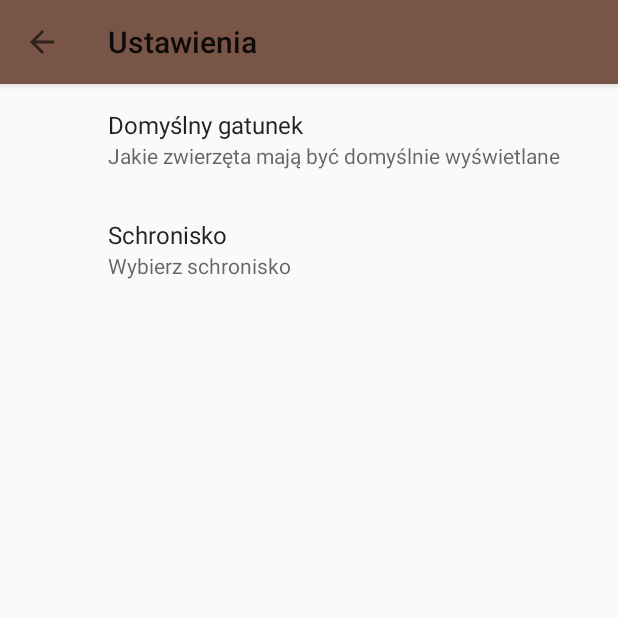
After one commit to DroiDevs-PL/Psiak, an Android app: the SettingsFragment screen opened directly, with no data from a screen before it, on a phone screen of 412 x 824 dp, the top half of it. The commit adds this screen. Run offline under Robolectric (Android 15) with nearby library versions, the phone set to English and light mode, and no system bars; our stand-ins replace ButterKnife, androidx.preference.

Commit message:
Add settings

```diff
--- a/app/build.gradle
+++ b/app/build.gradle
@@ -42,6 +42,7 @@ dependencies {
     implementation 'com.android.support:design:27.0.2'
     implementation 'com.android.support:appcompat-v7:27.0.2'
     implementation 'com.android.support:cardview-v7:27.0.2'
+    implementation 'com.android.support:preference-v7:27.0.2'
     implementation 'com.google.code.gson:gson:2.8.2'
 
     implementation 'com.github.sujithkanna:smileyrating:1.6.8'
--- a/app/src/main/java/com/example/android/psiak/data/network/FirebaseRepository.java
+++ b/app/src/main/java/com/example/android/psiak/data/network/FirebaseRepository.java
@@ -1,5 +1,6 @@
 package com.example.android.psiak.data.network;
 
+import com.example.android.psiak.model.AnimalType;
 import com.example.android.psiak.model.DogFirebase;
 import com.example.android.psiak.ui.main.FirebaseDataListener;
 import com.google.firebase.database.DataSnapshot;
@@ -154,6 +155,11 @@ public class FirebaseRepository implements Repository.Firebase<DogFirebase> {
         return dogs;
     }
 
+    @Override
+    public ArrayList<DogFirebase> getCachedAnimals(AnimalType animalType, String shelter_name) {
+        return null;
+    }
+
     // endregion
 
 }
--- a/app/src/main/java/com/example/android/psiak/data/network/Repository.java
+++ b/app/src/main/java/com/example/android/psiak/data/network/Repository.java
@@ -1,5 +1,6 @@
 package com.example.android.psiak.data.network;
 
+import com.example.android.psiak.model.AnimalType;
 import com.example.android.psiak.ui.main.FirebaseDataListener;
 import com.example.android.psiak.model.DogFirebase;
 
@@ -76,6 +77,7 @@ public interface Repository {
 
         ArrayList<DogFirebase> getCachedDogs();
 
+        ArrayList<DogFirebase> getCachedAnimals(AnimalType animalType, String shelter_name);
     }
 
     interface LocalRepository {
--- a/app/src/main/java/com/example/android/psiak/ui/main/MainContract.java
+++ b/app/src/main/java/com/example/android/psiak/ui/main/MainContract.java
@@ -1,5 +1,6 @@
 package com.example.android.psiak.ui.main;
 
+import com.example.android.psiak.model.AnimalType;
 import com.example.android.psiak.model.DogFirebase;
 import com.example.android.psiak.ui.base.MvpPresenter;
 import com.example.android.psiak.ui.base.MvpView;
@@ -20,10 +21,14 @@ public interface MainContract {
     interface Presenter<V extends MvpView> extends MvpPresenter<V> {
         void getAllDogs();
         void getSortedDogs(String fieldName);
+        void getAnimalsForShelter(AnimalType animalType,String shelterName);
+        void getAllAnimals(AnimalType animalType);
         void addNewFavouriteDog(DogFirebase dogFirebase);
         void addNewDog(DogFirebase dogFirebase);
 
         String generateUniqueID();
         void setDogsWithoutDuplicates(ArrayList<DogFirebase> dogsData);
+
+        void loadAnimals(AnimalType animalType, String shelter_name);
     }
 }
--- /dev/null
+++ b/app/src/main/java/com/example/android/psiak/ui/settings/SettingsActivity.java
@@ -0,0 +1,42 @@
+package com.example.android.psiak.ui.settings;
+
+import android.support.v4.app.NavUtils;
+import android.support.v7.app.ActionBar;
+import android.support.v7.app.AppCompatActivity;
+import android.os.Bundle;
+import android.support.v7.widget.Toolbar;
+import android.view.MenuItem;
+
+import com.example.android.psiak.R;
+
+import butterknife.BindView;
+import butterknife.ButterKnife;
+
+public class SettingsActivity extends AppCompatActivity {
+
+    @BindView(R.id.toolbar)
+    Toolbar toolbar;
+
+    @Override
+    protected void onCreate(Bundle savedInstanceState) {
+        super.onCreate(savedInstanceState);
+        setContentView(R.layout.activity_settings);
+        ButterKnife.bind(this);
+
+        setSupportActionBar(toolbar);
+        ActionBar actionBar = getSupportActionBar();
+        if(actionBar!= null){
+            getSupportActionBar().setDisplayShowHomeEnabled(true);
+            getSupportActionBar().setDisplayHomeAsUpEnabled(true);
+        }
+    }
+
+    @Override
+    public boolean onOptionsItemSelected(MenuItem item) {
+        int id = item.getItemId();
+        if(id == android.R.id.home){
+            NavUtils.navigateUpFromSameTask(this);
+        }
+        return super.onOptionsItemSelected(item);
+    }
+}
--- /dev/null
+++ b/app/src/main/java/com/example/android/psiak/ui/settings/SettingsFragment.java
@@ -0,0 +1,60 @@
+package com.example.android.psiak.ui.settings;
+
+import android.content.SharedPreferences;
+import android.os.Bundle;
+import android.support.v7.preference.ListPreference;
+import android.support.v7.preference.Preference;
+import android.support.v7.preference.PreferenceFragmentCompat;
+import android.support.v7.preference.PreferenceScreen;
+
+import com.example.android.psiak.R;
+
+/**
+ * Created by Maciej Bialorucki on 01.02.18.
+ */
+
+public class SettingsFragment extends PreferenceFragmentCompat implements SharedPreferences.OnSharedPreferenceChangeListener{
+    @Override
+    public void onCreatePreferences(Bundle savedInstanceState, String rootKey) {
+        addPreferencesFromResource(R.xml.prefs);
+
+        SharedPreferences sharedPreferences = getPreferenceScreen().getSharedPreferences();
+        PreferenceScreen preferenceScreen = getPreferenceScreen();
+
+        for(int i = 0 ; i < preferenceScreen.getPreferenceCount() ; i++){
+            Preference preference = preferenceScreen.getPreference(i);
+            //if you add other type of preference this method should be change
+            String value = sharedPreferences.getString(preference.getKey(),"");
+            setPreferenceSummary(preference,value);
+        }
+
+        sharedPreferences.registerOnSharedPreferenceChangeListener(this);
+
+    }
+
+    @Override
+    public void onDestroyView() {
+        super.onDestroyView();
+        getPreferenceScreen().getSharedPreferences().unregisterOnSharedPreferenceChangeListener(this);
+    }
+
+    private void setPreferenceSummary(Preference preference, String value){
+        if(preference instanceof ListPreference){
+            ListPreference listPreference = (ListPreference)preference;
+            int prefIndex = listPreference.findIndexOfValue(value);
+            if(prefIndex >= 0){
+                listPreference.setSummary(listPreference.getEntries()[prefIndex]);
+            }
+        }
+    }
+
+    @Override
+    public void onSharedPreferenceChanged(SharedPreferences sharedPreferences, String key) {
+        Preference preference = findPreference(key);
+        if(preference != null){
+            //if you add other type of preferences this method must be changed
+            String value = sharedPreferences.getString(preference.getKey(),"");
+            setPreferenceSummary(preference,value);
+        }
+    }
+}
--- /dev/null
+++ b/app/src/main/res/layout/activity_settings.xml
@@ -0,0 +1,30 @@
+<?xml version="1.0" encoding="utf-8"?>
+<RelativeLayout xmlns:android="http://schemas.android.com/apk/res/android"
+                                                 xmlns:tools="http://schemas.android.com/tools"
+                                                 android:layout_width="match_parent"
+                                                 android:layout_height="match_parent"
+                                                 tools:context="com.example.android.psiak.ui.favouriteView.FavouriteActivity">
+
+    <android.support.design.widget.AppBarLayout
+        android:id="@+id/appbar"
+        android:layout_width="match_parent"
+        android:layout_height="wrap_content">
+
+        <android.support.v7.widget.Toolbar
+            android:id="@+id/toolbar"
+            android:layout_width="match_parent"
+            android:layout_height="wrap_content"
+            android:background="?attr/colorPrimary"
+            android:minHeight="?attr/actionBarSize"/>
+
+
+    </android.support.design.widget.AppBarLayout>
+
+    <fragment
+        android:id="@+id/activity_settings"
+        android:name="com.example.android.psiak.ui.settings.SettingsFragment"
+        android:layout_below="@id/appbar"
+        android:layout_width="match_parent"
+        android:layout_height="match_parent"/>
+
+</RelativeLayout>
--- a/app/src/main/res/values/arrays.xml
+++ b/app/src/main/res/values/arrays.xml
@@ -7,4 +7,14 @@
         <item>wielkość</item>
         <item>gatunek</item>
     </string-array>
+    <string-array name="animal_types">
+        <item>psy</item>
+        <item>koty</item>
+        <item>inne</item>
+    </string-array>
+    <string-array name="shelters">
+        <item>Warszawa</item>
+        <item>Legnica</item>
+        <item>Gdańsk</item>
+    </string-array>
 </resources>
--- a/app/src/main/res/values/strings.xml
+++ b/app/src/main/res/values/strings.xml
@@ -89,4 +89,15 @@
     <string name="lorem_placeholder_medium">Lorem ipsum dolor sit amet, consectetur dolore magna alea commodo consequat. Duis aute irure dolor in reprehenderit in voluptate velit esse cillum dolore eu fugiat nulla pariatur. </string>
     <string name="lorem_placeholder_long">Lorem ipsum dolor sit amet, consectetur adipiscing elit, sed do eiusmod tempor incididunt ut labore et dolore magna aliqua. Ut enim ad minim veniam, quis nostrud exercitation ullamco laboris nisi ut aliquip ex ea commodo consequat. Duis aute irure dolor in reprehenderit in voluptate velit esse cillum dolore eu fugiat nulla pariatur. Excepteur sint occaecat cupidatat non proident, sunt in culpa qui officia deserunt mollit anim id est laborum.!</string>
 
+    <!--Preferences-->
+    <string name="choose_animal">Domyślny gatunek</string>
+    <string name="choose_animal_summary">Jakie zwierzęta mają być domyślnie wyświetlane</string>
+    <string name="choose">Wybierz</string>
+    <string name="shelter">Schronisko</string>
+    <string name="choose_shelter">Wybierz schronisko</string>
+    <string name="animal_preference_key" translatable="false">animal_preference</string>
+    <string name="shelter_preference_key" translatable="false">shelter_preference</string>
+    <string name="animal_default_value" translatable="false">psy</string>
+    <string name="shelter_default_value" translatable="false">Warszawa</string>
+
 </resources>
--- a/app/src/main/res/values/styles.xml
+++ b/app/src/main/res/values/styles.xml
@@ -6,7 +6,9 @@
         <item name="colorPrimary">@color/colorPrimary</item>
         <item name="colorPrimaryDark">@color/colorPrimaryDark</item>
         <item name="colorAccent">@color/colorAccent</item>
+        <item name="preferenceTheme">@style/PreferenceThemeOverlay</item>
     </style>
+
 
     <style name="AppTheme.TransparentStatusBar">
         <item name="android:windowTranslucentStatus">true</item>
@@ -25,4 +27,5 @@
         <item name="android:windowBackground">@drawable/background_splash</item>
     </style>
 
+
 </resources>
--- /dev/null
+++ b/app/src/main/res/xml/prefs.xml
@@ -0,0 +1,25 @@
+<?xml version="1.0" encoding="utf-8"?>
+<PreferenceScreen xmlns:android="http://schemas.android.com/apk/res/android"
+    >
+
+    <ListPreference
+        android:key="@string/animal_preference_key"
+        android:title="@string/choose_animal"
+        android:summary="@string/choose_animal_summary"
+        android:entries="@array/animal_types"
+        android:entryValues="@array/animal_types"
+        android:dialogTitle="@string/choose"
+        android:defaultValue="1"
+        />
+
+    <ListPreference
+        android:key="@string/shelter_preference_key"
+        android:title="@string/shelter"
+        android:summary="@string/choose_shelter"
+        android:entries="@array/shelters"
+        android:entryValues="@array/animal_types"
+        android:dialogTitle="@string/choose"
+        android:defaultValue="1"
+
+        />
+</PreferenceScreen>
```
Also changed, not shown: app/src/main/AndroidManifest.xml (+16 -4 lines), app/src/main/java/com/example/android/psiak/model/AnimalType.java (added, +29 -0 lines), app/src/main/java/com/example/android/psiak/ui/main/MainActivity.java (+55 -12 lines), app/src/main/java/com/example/android/psiak/ui/main/MainPresenter.java (+34 -1 lines), 2 other files.
